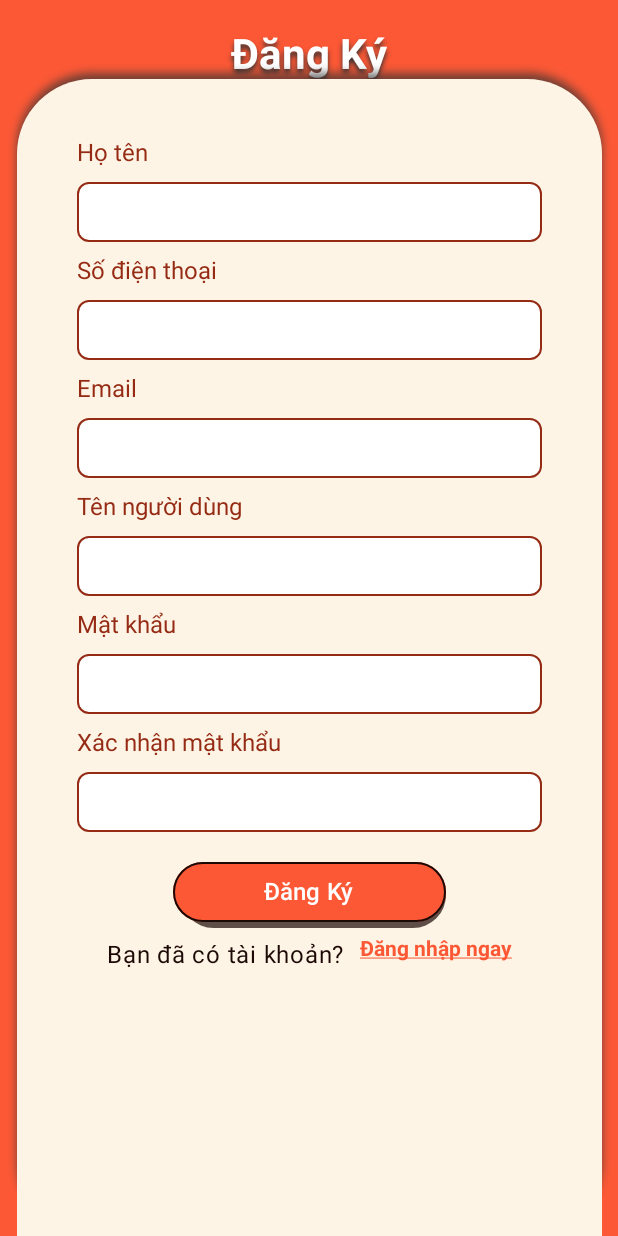
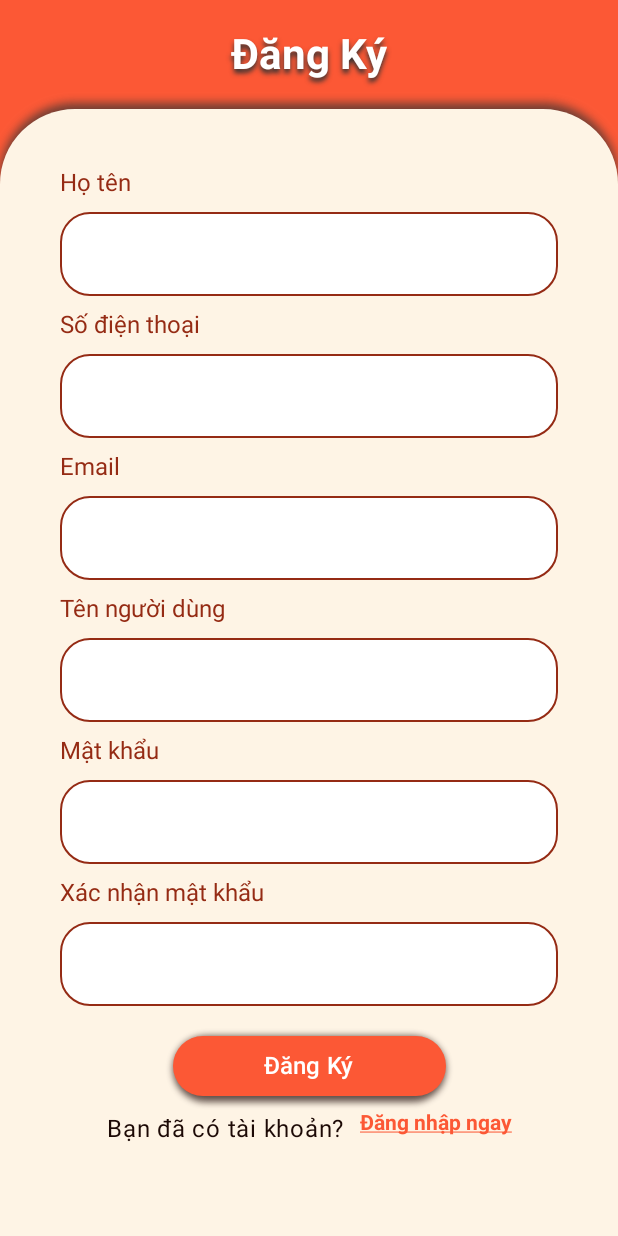
Before and after one commit to dnhphong0908/SE114.P22.Project-test, an Android app built with Jetpack Compose: the composable SignUpScreen shown on its own in the app's theme, on a phone screen of 412 x 824 dp. Run offline under Robolectric (Android 15) with nearby library versions, the phone set to English and light mode, and no system bars.

Commit message:
sua textfield va signupscreen

```diff
--- a/frontend/MAM/app/src/main/java/com/example/mam/Screen/component/Button.kt
+++ b/frontend/MAM/app/src/main/java/com/example/mam/Screen/component/Button.kt
@@ -131,7 +131,7 @@ fun InnerShadowFilledButton(
 fun OuterShadowFilledButton(
     text: String,
     fontSize: TextUnit = 16.sp,
-    borderStroke: BorderStroke = BorderStroke(width = 1.dp, color = BrownDark),
+    //borderStroke: BorderStroke = BorderStroke(width = 1.dp, color = BrownDark),
     shadowColor: Color = BrownDark,
     blurRadius: Dp = 4.dp,
     offsetX: Dp = 0.dp,
@@ -145,7 +145,7 @@ fun OuterShadowFilledButton(
     val isPressed = interactionSource.collectIsPressedAsState().value
     Button(
         colors = ButtonDefaults.buttonColors(containerColor = OrangeDefault),
-        border = borderStroke,
+        //border = borderStroke,
         onClick = onClick,
         modifier = modifier.then(
             if (!isPressed) Modifier.outerShadow(
--- a/frontend/MAM/app/src/main/java/com/example/mam/Screen/component/TextField.kt
+++ b/frontend/MAM/app/src/main/java/com/example/mam/Screen/component/TextField.kt
@@ -6,6 +6,7 @@ import androidx.compose.foundation.layout.Spacer
 import androidx.compose.foundation.layout.fillMaxWidth
 import androidx.compose.foundation.layout.height
 import androidx.compose.foundation.layout.padding
+import androidx.compose.foundation.layout.safeContentPadding
 import androidx.compose.foundation.layout.size
 import androidx.compose.foundation.shape.RoundedCornerShape
 import androidx.compose.foundation.text.KeyboardOptions
@@ -66,6 +67,10 @@ fun EditField(
                 fontWeight = FontWeight.Bold)
         },
         value = value,
+        textStyle = TextStyle(
+            fontSize = Variables.BodySizeMedium, // <-- Chỉnh font size ở đây
+            color = textColor // Đảm bảo màu chữ vẫn đúng
+        ),
         colors = TextFieldDefaults.colors(
             focusedContainerColor = backgroundColor,  // Màu nền khi focus
             unfocusedContainerColor = backgroundColor, // Màu nền khi không focus
@@ -90,7 +95,7 @@ fun EditFieldType1(
     backgroundColor: Color = WhiteDefault,
     foregroundColor: Color = BrownDefault,
     textColor: Color = BrownDefault,
-    radius: Dp = 8.dp,
+    radius: Dp = 20.dp,
     keyboardOptions: KeyboardOptions,
     onValueChange: (String) -> Unit,
     modifier: Modifier = Modifier
@@ -109,6 +114,10 @@ fun EditFieldType1(
         Spacer(modifier = Modifier.height(10.dp))
         OutlinedTextField(
             value = value,
+            textStyle = TextStyle(
+                fontSize = Variables.BodySizeMedium, // <-- Chỉnh font size ở đây
+                color = textColor // Đảm bảo màu chữ vẫn đúng
+            ),
             colors = TextFieldDefaults.colors(
                 focusedContainerColor = backgroundColor,  // Màu nền khi focus
                 unfocusedContainerColor = backgroundColor, // Màu nền khi không focus
@@ -122,22 +131,71 @@ fun EditFieldType1(
             onValueChange = onValueChange,
             keyboardOptions = keyboardOptions,
             singleLine = true,
-            modifier = Modifier
+            modifier = modifier
                 .fillMaxWidth()
-                .height(40.dp),
         )
     }
 }
 
 @Composable
-fun PasswordField1(
+fun PasswordFieldType1(
     label: String,
     value: String,
     backgroundColor: Color = WhiteDefault,
     foregroundColor: Color = BrownDefault,
     textColor: Color = BrownDefault,
-    radius: Dp = 8.dp,
-    keyboardOptions: KeyboardOptions,
+    radius: Dp = 20.dp,
+    imeAction: ImeAction = ImeAction.Next,
+    onValueChange: (String) -> Unit,
+    modifier: Modifier = Modifier
+) {
+    Column(modifier = modifier) {
+        Text(
+            label,
+            style = TextStyle(
+                fontSize = Variables.BodySizeMedium,
+                fontWeight = FontWeight(Variables.BodyFontWeightRegular),
+                color = textColor,
+                textAlign = TextAlign.Start
+            ),
+            modifier = Modifier.fillMaxWidth()
+        )
+        Spacer(modifier = Modifier.height(10.dp))
+        OutlinedTextField(
+            value = value,
+            onValueChange = onValueChange,
+            textStyle = TextStyle(
+                fontSize = Variables.BodySizeMedium, // <-- Chỉnh font size ở đây
+                color = textColor // Đảm bảo màu chữ vẫn đúng
+            ),
+            colors = TextFieldDefaults.colors(
+                focusedContainerColor = backgroundColor,  // Màu nền khi focus
+                unfocusedContainerColor = backgroundColor, // Màu nền khi không focus
+                focusedIndicatorColor = foregroundColor,  // Màu viền khi focus
+                unfocusedIndicatorColor = foregroundColor,  // Màu viền khi không focus
+                focusedTextColor = textColor,       // Màu chữ khi focus
+                unfocusedTextColor = textColor,      // Màu chữ khi không focus
+                cursorColor = textColor
+            ),
+            shape = RoundedCornerShape(radius),
+            singleLine = true,
+            visualTransformation = PasswordVisualTransformation(),
+            keyboardOptions = KeyboardOptions(
+                keyboardType = KeyboardType.Password,
+                imeAction =  imeAction),
+            modifier = modifier
+                .fillMaxWidth()
+        )
+    }
+}
+
+@Composable
+fun PasswordField(
+    label: String,
+    value: String,
+    backgroundColor: Color = Transparent,
+    foregroundColor: Color = BrownDefault,
+    textColor: Color = BrownDefault,
     onValueChange: (String) -> Unit,
     modifier: Modifier = Modifier
 ) {
@@ -145,6 +203,10 @@ fun PasswordField1(
     OutlinedTextField(
         value = value,
         onValueChange = onValueChange,
+        textStyle = TextStyle(
+            fontSize = Variables.BodySizeMedium, // <-- Chỉnh font size ở đây
+            color = textColor // Đảm bảo màu chữ vẫn đúng
+        ),
         label = {
             Text(
                 text = label,
@@ -153,59 +215,13 @@ fun PasswordField1(
             )
         },
         colors = TextFieldDefaults.colors(
-            focusedContainerColor = backgroundColor,
-            unfocusedContainerColor = backgroundColor,
-            focusedIndicatorColor = foregroundColor,
-            unfocusedIndicatorColor = foregroundColor,
-            focusedTextColor = textColor,
-            unfocusedTextColor = textColor,
+            focusedContainerColor = backgroundColor,  // Màu nền khi focus
+            unfocusedContainerColor = backgroundColor, // Màu nền khi không focus
+            focusedIndicatorColor = foregroundColor,  // Màu viền khi focus
+            unfocusedIndicatorColor = foregroundColor,  // Màu viền khi không focus
+            focusedTextColor = textColor,       // Màu chữ khi focus
+            unfocusedTextColor = textColor,      // Màu chữ khi không focus
             cursorColor = textColor
-        ),
-        shape = RoundedCornerShape(radius),
-        singleLine = true,
-        visualTransformation = if (passwordVisible) VisualTransformation.None else PasswordVisualTransformation(),
-        trailingIcon = {
-            IconButton(onClick = { passwordVisible = !passwordVisible }) {
-                Icon(
-                    imageVector = if (passwordVisible) Icons.Filled.Visibility else Icons.Filled.VisibilityOff,
-                    contentDescription = if (passwordVisible) "Hide password" else "Show password",
-                    tint = BrownDefault
-                )
-            }
-        },
-        keyboardOptions = KeyboardOptions(
-            keyboardType = KeyboardType.Password,
-            imeAction =  ImeAction.Done),
-        modifier = modifier
-    )
-}
-
-@Composable
-fun PasswordField(
-    label: String,
-    value: String,
-    onValueChange: (String) -> Unit,
-    modifier: Modifier = Modifier
-) {
-    var passwordVisible by remember { mutableStateOf(false) }
-    OutlinedTextField(
-        value = value,
-        onValueChange = onValueChange,
-        label = {
-            Text(
-                text = label,
-                color = BrownDefault,
-                fontWeight = FontWeight.Bold
-            )
-        },
-        colors = TextFieldDefaults.colors(
-            focusedContainerColor = OrangeLight.copy(alpha = 0f),
-            unfocusedContainerColor = OrangeLight.copy(alpha = 0f),
-            focusedIndicatorColor = BrownDefault,
-            unfocusedIndicatorColor = BrownDefault,
-            focusedTextColor = BrownDefault,
-            unfocusedTextColor = BrownDefault,
-            cursorColor = BrownDefault
         ),
         shape = RoundedCornerShape(20.dp),
         singleLine = true,
--- a/frontend/MAM/app/src/main/java/com/example/mam/Screen/screen/SignInScreen.kt
+++ b/frontend/MAM/app/src/main/java/com/example/mam/Screen/screen/SignInScreen.kt
@@ -34,6 +34,7 @@ import com.example.mam.R
 import com.example.mam.Screen.component.BasicOutlinedButton
 import com.example.mam.Screen.component.EditField
 import com.example.mam.Screen.component.InnerShadowFilledButton
+import com.example.mam.Screen.component.OuterShadowFilledButton
 import com.example.mam.Screen.component.PasswordField
 import com.example.mam.Screen.component.UnderlinedClickableText
 import com.example.mam.Screen.component.outerShadow
@@ -128,14 +129,13 @@ fun SignInScreen(modifier: Modifier = Modifier) {
             ){
                 BasicOutlinedButton(
                     text = "Đăng ký",
-                    icon = ImageVector.vectorResource(id = R.drawable.ic_google),
                     onClick = {
                     },
                     modifier = Modifier
                         .fillMaxWidth(0.3f)
                         .height(40.dp)
                 )
-                InnerShadowFilledButton(
+                OuterShadowFilledButton(
                     text = "Đăng nhập",
                     onClick = {
                     },
--- a/frontend/MAM/app/src/main/java/com/example/mam/SignUp.kt
+++ b/frontend/MAM/app/src/main/java/com/example/mam/Screen/screen/SignUpScreen.kt
@@ -1,15 +1,11 @@
-package com.example.mam
+package com.example.mam.Screen.screen
 
-import android.os.Bundle
-import androidx.activity.ComponentActivity
-import androidx.activity.compose.setContent
-import androidx.activity.enableEdgeToEdge
-import androidx.compose.animation.expandHorizontally
 import androidx.compose.foundation.background
 import androidx.compose.foundation.layout.Arrangement
 import androidx.compose.foundation.layout.Column
 import androidx.compose.foundation.layout.Row
 import androidx.compose.foundation.layout.Spacer
+import androidx.compose.foundation.layout.fillMaxHeight
 import androidx.compose.foundation.layout.fillMaxSize
 import androidx.compose.foundation.layout.fillMaxWidth
 import androidx.compose.foundation.layout.height
@@ -17,8 +13,6 @@ import androidx.compose.foundation.layout.padding
 import androidx.compose.foundation.layout.width
 import androidx.compose.foundation.shape.RoundedCornerShape
 import androidx.compose.foundation.text.KeyboardOptions
-import androidx.compose.material3.DisplayMode.Companion.Input
-import androidx.compose.material3.Surface
 import androidx.compose.material3.Text
 import androidx.compose.runtime.Composable
 import androidx.compose.runtime.getValue
@@ -31,42 +25,26 @@ import androidx.compose.ui.geometry.Offset
 import androidx.compose.ui.graphics.Shadow
 import androidx.compose.ui.res.stringResource
 import androidx.compose.ui.text.TextStyle
-import androidx.compose.ui.text.font.Font
-import androidx.compose.ui.text.font.FontFamily
 import androidx.compose.ui.text.font.FontWeight
 import androidx.compose.ui.text.input.ImeAction
 import androidx.compose.ui.text.input.KeyboardType
 import androidx.compose.ui.text.style.TextAlign
 import androidx.compose.ui.tooling.preview.Preview
 import androidx.compose.ui.unit.dp
-import androidx.compose.ui.unit.sp
-import com.example.mam.Screen.component.EditField
+import com.example.mam.MainActivity
+import com.example.mam.R
 import com.example.mam.Screen.component.EditFieldType1
 import com.example.mam.Screen.component.OuterShadowFilledButton
+import com.example.mam.Screen.component.PasswordFieldType1
 import com.example.mam.Screen.component.UnderlinedClickableText
 import com.example.mam.Screen.component.outerShadow
 import com.example.mam.ui.theme.BrownDark
-import com.example.mam.ui.theme.BrownDefault
 import com.example.mam.ui.theme.GreyDark
-import com.example.mam.ui.theme.MAMTheme
 import com.example.mam.ui.theme.OrangeDefault
 import com.example.mam.ui.theme.OrangeLighter
 import com.example.mam.ui.theme.Variables
 import com.example.mam.ui.theme.WhiteDefault
 
-class SignUp : ComponentActivity() {
-    override fun onCreate(savedInstanceState: Bundle?) {
-        super.onCreate(savedInstanceState)
-        enableEdgeToEdge()
-        setContent {
-            MAMTheme {
-                Surface(modifier = Modifier.fillMaxSize()) {
-                    SignUpScreen()
-                }
-            }
-        }
-    }
-}
 @Composable
 fun SignUpScreen(){
     var hotenInput by remember { mutableStateOf("") }
@@ -111,11 +89,12 @@ fun SignUpScreen(){
                 )
             )
         )
+        Spacer(modifier = Modifier.height(20.dp))
         Column(
             verticalArrangement = Arrangement.spacedBy(20.dp, Alignment.Top),
             horizontalAlignment = Alignment.CenterHorizontally,
             modifier = Modifier
-                .width(390.dp)
+                .fillMaxWidth()
                 .outerShadow(
                     color = GreyDark,
                     bordersRadius = 50.dp,
@@ -123,7 +102,7 @@ fun SignUpScreen(){
                     offsetX = 0.dp,
                     offsetY = -4.dp,
                 )
-                .height(774.dp)
+                .fillMaxHeight()
                 .background(
                     color = OrangeLighter,
                     shape = RoundedCornerShape(
@@ -147,7 +126,6 @@ fun SignUpScreen(){
                         keyboardType = KeyboardType.Number,
                         imeAction = ImeAction.Next
                     ),
-                    radius = 8.dp,
                     onValueChange = { hotenInput = it },
                     modifier = Modifier.fillMaxWidth()
                 )
@@ -159,8 +137,7 @@ fun SignUpScreen(){
                         keyboardType = KeyboardType.Number,
                         imeAction = ImeAction.Next
                     ),
-                    radius = 8.dp,
-                    onValueChange = { hotenInput = it },
+                    onValueChange = { sdtInput = it },
                     modifier = Modifier.fillMaxWidth()
                 )
                 EditFieldType1(
@@ -171,8 +148,7 @@ fun SignUpScreen(){
                         keyboardType = KeyboardType.Number,
                         imeAction = ImeAction.Next
                     ),
-                    radius = 8.dp,
-                    onValueChange = { hotenInput = it },
+                    onValueChange = { emailInput = it },
                     modifier = Modifier.fillMaxWidth()
                 )
                 EditFieldType1(
@@ -183,32 +159,22 @@ fun SignUpScreen(){
                         keyboardType = KeyboardType.Number,
                         imeAction = ImeAction.Next
                     ),
-                    radius = 8.dp,
-                    onValueChange = { hotenInput = it },
+                    onValueChange = { tenUserInput = it },
                     modifier = Modifier.fillMaxWidth()
                 )
-                EditFieldType1(
+                PasswordFieldType1(
                     label = "Mật khẩu",
                     value = mkInput,
                     backgroundColor = WhiteDefault,
-                    keyboardOptions = KeyboardOptions.Default.copy(
-                        keyboardType = KeyboardType.Number,
-                        imeAction = ImeAction.Next
-                    ),
-                    radius = 8.dp,
-                    onValueChange = { hotenInput = it },
+                    onValueChange = { mkInput = it },
                     modifier = Modifier.fillMaxWidth()
                 )
-                EditFieldType1(
+                PasswordFieldType1(
                     label = "Xác nhận mật khẩu",
                     value = mkNhapLaiInput,
                     backgroundColor = WhiteDefault,
-                    keyboardOptions = KeyboardOptions.Default.copy(
-                        keyboardType = KeyboardType.Number,
-                        imeAction = ImeAction.Next
-                    ),
-                    radius = 8.dp,
-                    onValueChange = { hotenInput = it },
+                    imeAction = ImeAction.Done,
+                    onValueChange = { mkNhapLaiInput = it },
                     modifier = Modifier.fillMaxWidth()
                 )
 
@@ -219,10 +185,6 @@ fun SignUpScreen(){
             ) {
                 OuterShadowFilledButton(
                     text = "Đăng Ký",
-                    blurRadius = 0.dp,
-                    offsetX = 5.dp,
-                    offsetY = 4.dp,
-                    spread = 0.dp,
                     onClick = { },
                     modifier = Modifier
                         .width(182.dp)
--- /dev/null
+++ b/frontend/MAM/app/src/main/java/com/example/mam/ViewModel/SignInSignUpViewModel.kt
@@ -0,0 +1 @@
+package com.example.mam.ViewModel
```
Also changed, not shown: frontend/MAM/app/src/main/java/com/example/mam/Nav/Route.kt (added, +9 -0 lines), frontend/MAM/app/src/main/java/com/example/mam/Nav/SignInNavHost.kt (added, +8 -0 lines), frontend/MAM/app/src/main/java/com/example/mam/Nav/test.txt (deleted).
